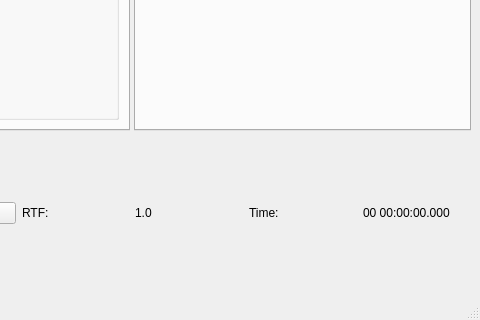
WPISmartmouse/smartmouse-simulator, file src/sim/mainwindow.ui: the form before one commit; both pictures show x 443 to 923 and y 280 to 600 of the 923 by 600 pixel window.
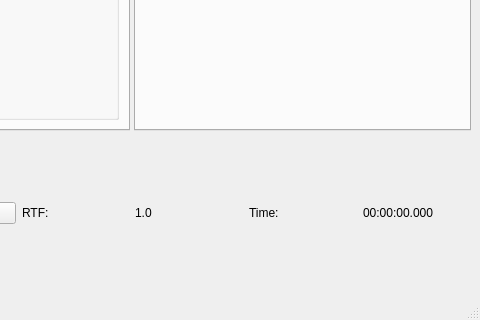
The form after the commit.

```diff
--- a/src/sim/mainwindow.ui
+++ b/src/sim/mainwindow.ui
@@ -533,7 +533,7 @@
       <item>
        <widget class="QLabel" name="time_value_label">
         <property name="text">
-         <string>00 00:00:00.000</string>
+         <string>00:00:00.000</string>
         </property>
        </widget>
       </item>
```
